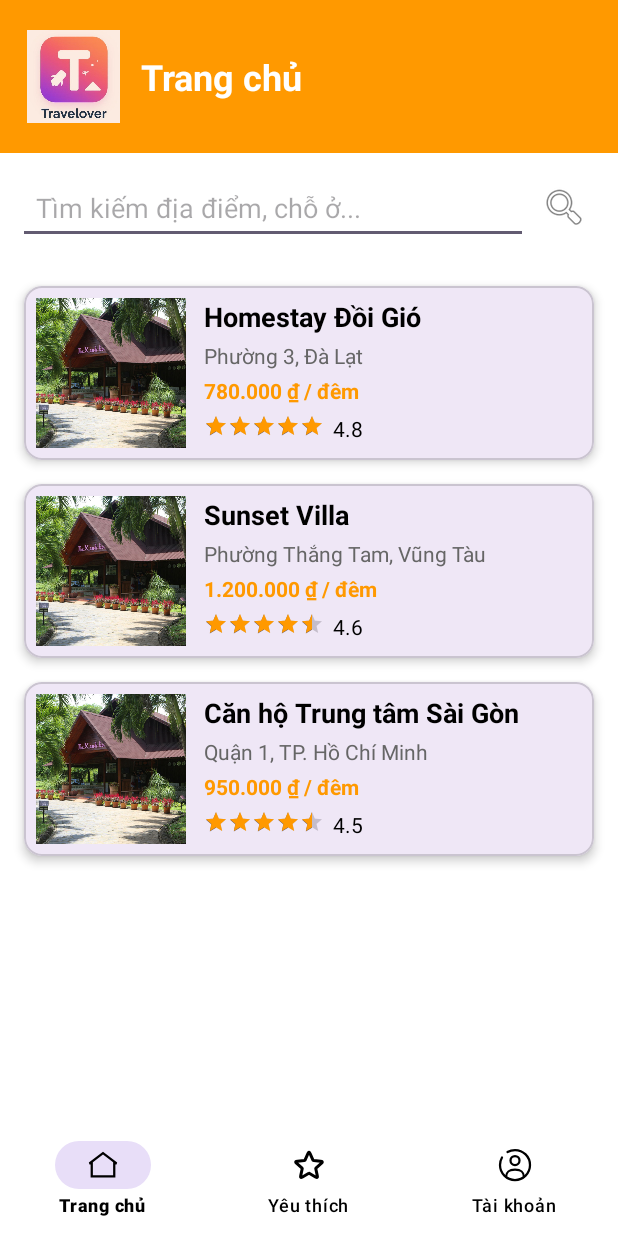
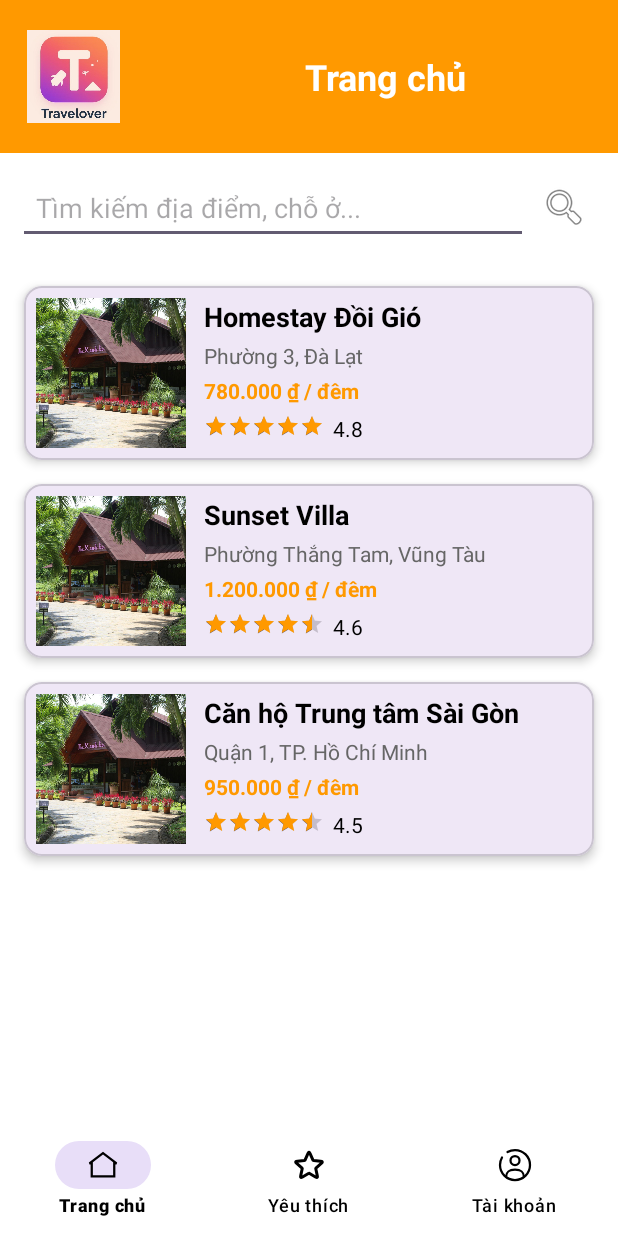
Before and after one commit to 21522009-spec/Travelover, an Android app built with Jetpack Compose: the screen it shows after launch once a user with an empty profile is signed in (MainActivity), on a phone screen of 412 x 824 dp. Run offline under Robolectric (Android 15) with nearby library versions, the phone set to English and light mode, and no system bars; our stand-ins replace Firebase (no records; nobody signed in at launch, a user with empty details on screens opened directly); 1 statement that could not run was skipped.

Commit message:
Add files via upload

```diff
--- a/app/src/main/res/layout/activity_main.xml
+++ b/app/src/main/res/layout/activity_main.xml
@@ -18,17 +18,20 @@
         <ImageView
             android:layout_width="66dp"
             android:layout_height="62dp"
+            android:layout_marginEnd="12dp"
             android:contentDescription="App Logo"
             android:src="@drawable/icon"/>
 
         <TextView
-            android:layout_width="wrap_content"
+            android:layout_width="0dp"
             android:layout_height="wrap_content"
+            android:layout_weight="1"
+            android:gravity="center"
             android:text="Trang chủ"
             android:textColor="#FFFFFF"
             android:textSize="24sp"
             android:textStyle="bold"
-            android:layout_marginStart="12dp" />
+            android:layout_marginStart="24dp"/>
     </LinearLayout>
 
     <!-- Thanh tìm kiếm -->
```
Also changed, not shown: app/src/main/res/layout/activity_add_place.xml (line endings or trailing spaces), app/src/main/res/layout/activity_admin_dashboard.xml (line endings or trailing spaces), app/src/main/res/layout/activity_admin_manage_places.xml (line endings or trailing spaces), app/src/main/res/layout/activity_admin_manage_users.xml (line endings or trailing spaces), app/src/main/res/layout/activity_admin_messages.xml (line endings or trailing spaces), app/src/main/res/layout/activity_booking.xml (line endings or trailing spaces), app/src/main/res/layout/activity_forgot_password.xml (line endings or trailing spaces), app/src/main/res/layout/activity_login.xml (line endings or trailing spaces), app/src/main/res/layout/activity_owner_dashboard.xml (line endings or trailing spaces), app/src/main/res/layout/activity_owner_messages.xml (line endings or trailing spaces), app/src/main/res/layout/activity_register.xml (line endings or trailing spaces), app/src/main/res/layout/activity_review.xml (line endings or trailing spaces), app/src/main/res/layout/activity_search_result.xml (line endings or trailing spaces), app/src/main/res/layout/activity_splash.xml (line endings or trailing spaces), 4 more files.
